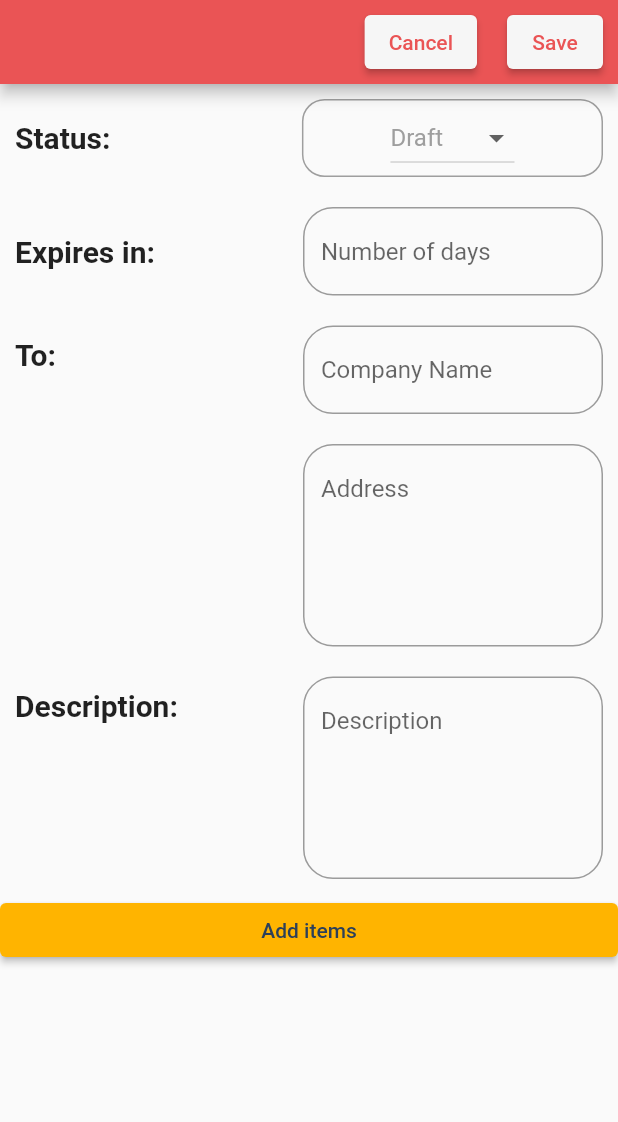
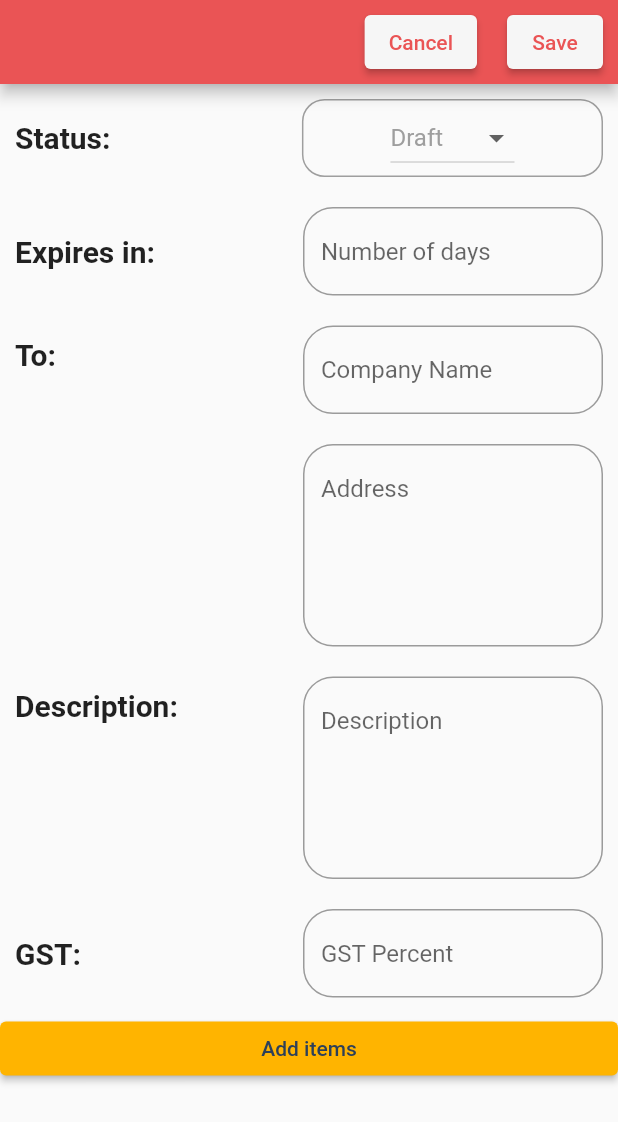
Before and after one commit to GowravKrishna-V/invoice_generator, a Flutter app: the InvoiceGenerator screen opened directly, on a phone screen of 412 x 824 dp. Shown: the top 1122 px of the screen. Run offline on Flutter 3.47's test engine with Material 2 defaults, Android fonts, the phone set to English and light mode, and no system bars; our stand-ins replace cloud_firestore, firebase_auth, firebase_core, open_file, pdf; missing offline and left inert: dart:ffi, flutterfire_ui; accounts and stored records are empty.

Commit message:
fifth commit

```diff
--- a/lib/model/supplier.dart
+++ b/lib/model/supplier.dart
@@ -5,23 +5,27 @@ class Supplier {
   final String name;
   final String address;
   final String mailAddress;
+  final String gstNumber;
 
   const Supplier(
       {required this.uid,
       required this.name,
       required this.address,
-      required this.mailAddress});
+      required this.mailAddress,
+      required this.gstNumber});
 
   Supplier.fromMap(Map<String, dynamic> json)
       : uid = json['uid'],
         name = json['name'],
         address = json['address'],
-        mailAddress = json['email'];
+        mailAddress = json['email'],
+        gstNumber = json['gstNumber'];
 
   Map<String, dynamic> toMap() => {
         'uid': uid,
         'name': name,
         'address': address,
         'email': mailAddress,
+        'gstNumber': gstNumber,
       };
 }
--- a/lib/screens/invoice_create.dart
+++ b/lib/screens/invoice_create.dart
@@ -24,7 +24,7 @@ class _InvoiceGeneratorState extends State<InvoiceGenerator> {
   TextEditingController descController = TextEditingController();
   TextEditingController prodName = TextEditingController();
   TextEditingController prodQuantity = TextEditingController();
-  TextEditingController prodVat = TextEditingController();
+  TextEditingController gst = TextEditingController();
   TextEditingController prodCost = TextEditingController();
   List<InvoiceItem> products = [];
   @override
@@ -84,7 +84,7 @@ class _InvoiceGeneratorState extends State<InvoiceGenerator> {
                           date: date,
                           dueDate: dueDate,
                           description: descController.text,
-                          number: '${DateTime.now().year}-9999',
+                          number: supplier.gstNumber,
                           status: selectedValue,
                         ),
                         items: products,
@@ -249,6 +249,34 @@ class _InvoiceGeneratorState extends State<InvoiceGenerator> {
                 ],
               ),
             ),
+            Padding(
+              padding: const EdgeInsets.symmetric(vertical: 10, horizontal: 10),
+              child: Row(
+                mainAxisAlignment: MainAxisAlignment.spaceBetween,
+                children: [
+                  const Text(
+                    "GST: ",
+                    style: TextStyle(
+                      fontSize: 20,
+                      fontWeight: FontWeight.bold,
+                    ),
+                  ),
+                  SizedBox(
+                    width: 200,
+                    child: TextField(
+                      controller: gst,
+                      keyboardType: TextInputType.number,
+                      decoration: InputDecoration(
+                        border: OutlineInputBorder(
+                          borderRadius: BorderRadius.circular(20),
+                        ),
+                        hintText: 'GST Percent',
+                      ),
+                    ),
+                  ),
+                ],
+              ),
+            ),
             ...products
                 .map(
                   (item) => Card(
@@ -322,7 +350,7 @@ class _InvoiceGeneratorState extends State<InvoiceGenerator> {
                                 padding: EdgeInsets.symmetric(
                                     horizontal: 8, vertical: 4),
                                 child: Text(
-                                  "VAT: ",
+                                  "GST: ",
                                   style: TextStyle(
                                     color: Colors.white,
                                     fontWeight: FontWeight.bold,
@@ -395,7 +423,7 @@ class _InvoiceGeneratorState extends State<InvoiceGenerator> {
                                   description: prodName.text,
                                   date: DateTime.now(),
                                   quantity: int.parse(prodQuantity.text),
-                                  vat: double.parse(prodVat.text),
+                                  vat: double.parse(gst.text),
                                   unitPrice: double.parse(prodCost.text),
                                 ),
                               );
@@ -403,7 +431,6 @@ class _InvoiceGeneratorState extends State<InvoiceGenerator> {
 
                             prodName.clear();
                             prodQuantity.clear();
-                            prodVat.clear();
                             prodCost.clear();
                             Navigator.pop(context);
                           },
@@ -434,17 +461,6 @@ class _InvoiceGeneratorState extends State<InvoiceGenerator> {
                           keyboardType: TextInputType.number,
                           decoration: InputDecoration(
                             hintText: 'Quantity',
-                          ),
-                        ),
-                      ),
-                      SizedBox(
-                        height: 50,
-                        width: 200,
-                        child: TextField(
-                          controller: prodVat,
-                          keyboardType: TextInputType.number,
-                          decoration: InputDecoration(
-                            hintText: 'Value added tax',
                           ),
                         ),
                       ),
```
Also changed, not shown: lib/api/pdf_invoice_api.dart (+5 -10 lines), lib/screens/profile.dart (+159 -47 lines).
